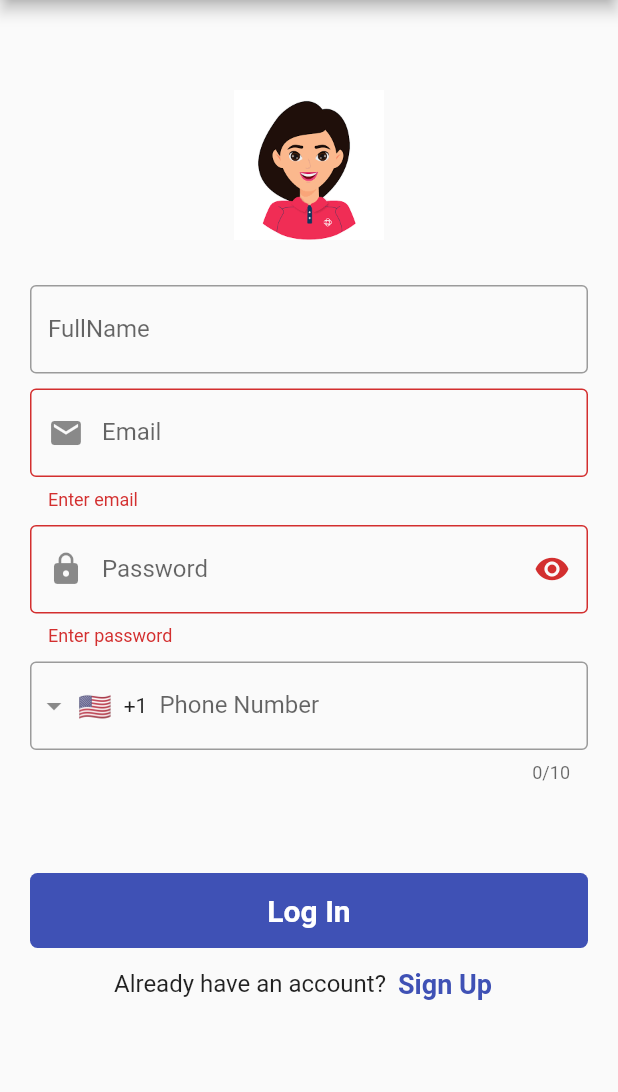
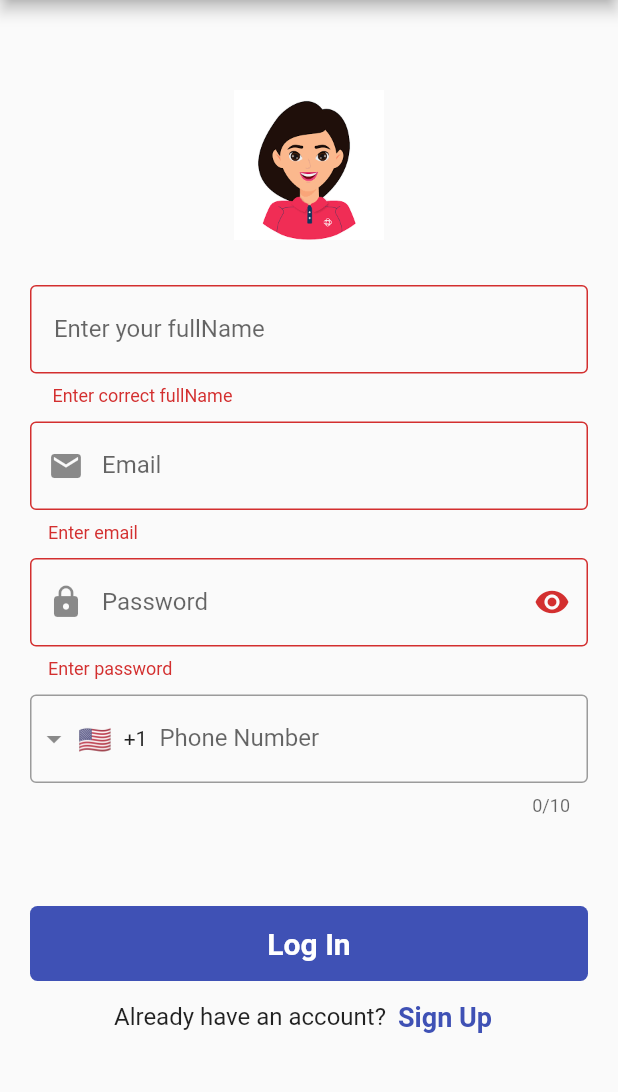
Before and after one commit to Kimeme/contact_form, a Flutter app: the screen it shows after launch, after a tap on "Log In", on a phone screen of 412 x 824 dp, the part 84-1176 px from its top. Run offline on Flutter 3.47's test engine with Material 2 defaults, Android fonts, the phone set to English and light mode, and no system bars; drawn by our look-alikes of intl_phone_field.

Commit message:
fully added validation

```diff
--- a/lib/forms_creen.dart
+++ b/lib/forms_creen.dart
@@ -11,6 +11,7 @@ class FormScreen extends StatefulWidget {
 class _FormScreenState extends State<FormScreen> {
 
   final _formfield= GlobalKey<FormState>();
+  final fullName= TextEditingController();
   final emailController = TextEditingController();
   final passController = TextEditingController();
   bool passToggle= true;
@@ -34,15 +35,21 @@ class _FormScreenState extends State<FormScreen> {
               mainAxisAlignment: MainAxisAlignment.center,
               children: [
                 Image.asset("assets/avatar2.png", height: 100, width: 100,),
-               SizedBox( height: 30),
-                TextField(
-                  decoration: InputDecoration(
-                      labelText: "FullName",
-                      border: OutlineInputBorder(
-                        borderSide: BorderSide(),
-                      )
-                  ) ,
+                SizedBox(height:30,),
+              TextFormField(
+                decoration: InputDecoration(
+                  labelText: " Enter your fullName",
+                  border: OutlineInputBorder(),
                 ),
+                validator: (value){
+                  bool nameValid=RegExp(r'^[a-z A-Z]+$').hasMatch(value!);
+                  if(value!.isEmpty){
+                    return " Enter correct fullName";
+                  }
+                  else if(!nameValid){
+                    return "Enter valid fullName";
+                  }
+                }),
                 SizedBox(height: 10,),
                 TextFormField(
                   keyboardType: TextInputType.emailAddress,
```
